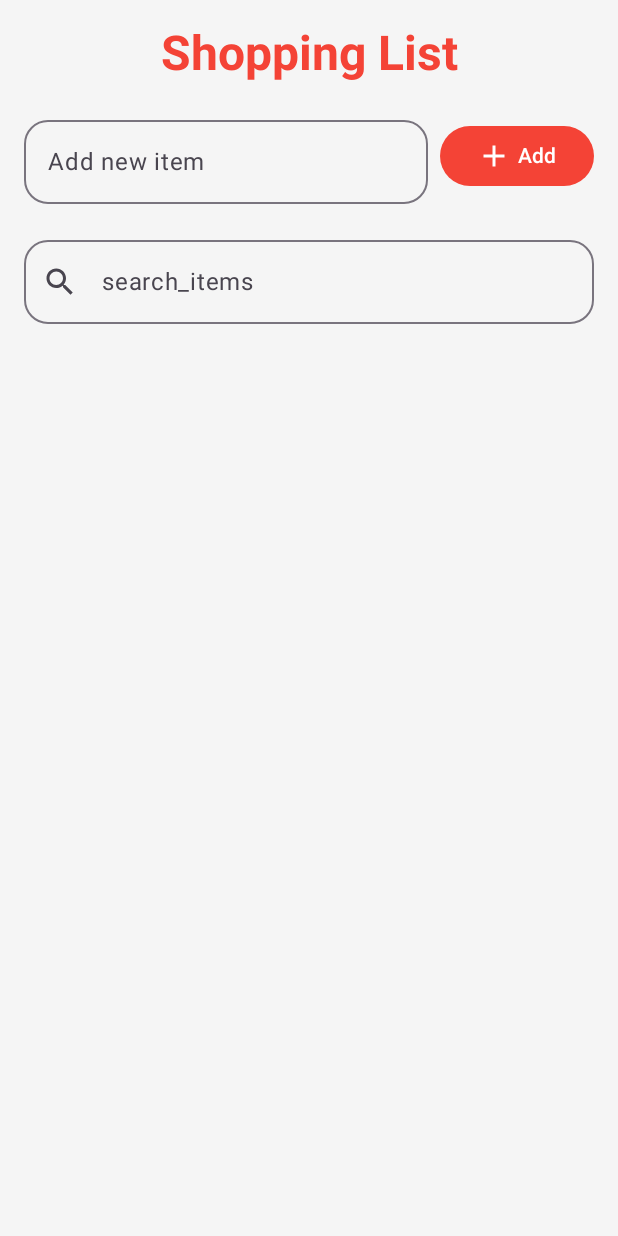
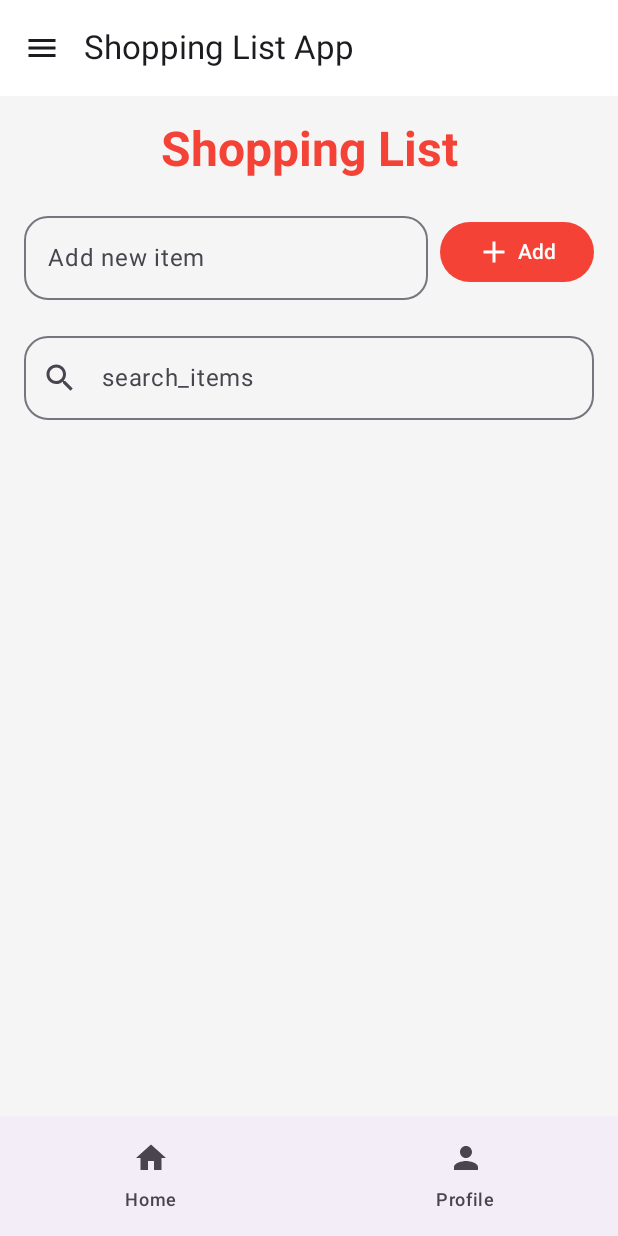
Before and after one commit to velisadwsn/ShoppingList_PTB, an Android app built with Jetpack Compose: the screen it shows after launch (MainActivity), on a phone screen of 412 x 824 dp. Run offline under Robolectric (Android 15) with nearby library versions, the phone set to English and light mode, and no system bars.

Commit message:
Third Commit

```diff
--- a/app/build.gradle.kts
+++ b/app/build.gradle.kts
@@ -49,6 +49,7 @@ dependencies {
     implementation(libs.androidx.compose.ui.graphics)
     implementation(libs.androidx.compose.ui.tooling.preview)
     implementation(libs.androidx.compose.material3)
+    implementation(libs.androidx.navigation.compose)
     testImplementation(libs.junit)
     androidTestImplementation(libs.androidx.junit)
     androidTestImplementation(libs.androidx.espresso.core)
--- a/app/src/main/java/com/example/shoppinglist/MainActivity.kt
+++ b/app/src/main/java/com/example/shoppinglist/MainActivity.kt
@@ -3,83 +3,103 @@ package com.example.shoppinglist
 import android.os.Bundle
 import androidx.activity.ComponentActivity
 import androidx.activity.compose.setContent
-import androidx.compose.foundation.layout.*
+import androidx.compose.foundation.layout.padding
+import androidx.compose.material.icons.Icons
+import androidx.compose.material.icons.filled.Home
+import androidx.compose.material.icons.filled.Menu
+import androidx.compose.material.icons.filled.Person
+import androidx.compose.material.icons.filled.Settings
 import androidx.compose.material3.*
-import androidx.compose.runtime.*
-import androidx.compose.runtime.saveable.rememberSaveable
+import androidx.compose.runtime.Composable
+import androidx.compose.runtime.rememberCoroutineScope
 import androidx.compose.ui.Modifier
-import androidx.compose.ui.tooling.preview.Preview
 import androidx.compose.ui.unit.dp
-import com.example.shoppinglist.components.ItemInput
-import com.example.shoppinglist.components.SearchInput
-import com.example.shoppinglist.components.ShoppingList
-import com.example.shoppinglist.components.Title
+import androidx.navigation.compose.rememberNavController
 import com.example.shoppinglist.ui.theme.ShoppingListTheme
+import kotlinx.coroutines.launch
 
 class MainActivity : ComponentActivity() {
     override fun onCreate(savedInstanceState: Bundle?) {
         super.onCreate(savedInstanceState)
         setContent {
             ShoppingListTheme {
-                Surface(
-                    modifier = Modifier.fillMaxSize(),
-                    color = MaterialTheme.colorScheme.background
-                ) {
-                    ShoppingListApp()
-                }
+                MainScreen()
             }
         }
     }
 }
 
+@OptIn(ExperimentalMaterial3Api::class)
 @Composable
-fun ShoppingListApp() {
-    var newItemText by rememberSaveable { mutableStateOf("") }
-    var searchQuery by rememberSaveable { mutableStateOf("") }
-    val shoppingItems = remember { mutableStateListOf<String>() }
+fun MainScreen() {
+    val navController = rememberNavController()
+    val drawerState = rememberDrawerState(DrawerValue.Closed)
+    val scope = rememberCoroutineScope()
 
-    val filteredItems by remember(searchQuery, shoppingItems) {
-        derivedStateOf {
-            if (searchQuery.isBlank()) {
-                shoppingItems
-            } else {
-                shoppingItems.filter { it.contains(searchQuery, ignoreCase = true) }
+    val bottomNavItems = listOf(
+        NavItem("home", "Home", Icons.Default.Home),
+        NavItem("profile", "Profile", Icons.Default.Person)
+    )
+
+    ModalNavigationDrawer(
+        drawerState = drawerState,
+        drawerContent = {
+            ModalDrawerSheet {
+                Text(
+                    text = "Menu",
+                    style = MaterialTheme.typography.titleLarge,
+                    modifier = Modifier.padding(16.dp)
+                )
+                NavigationDrawerItem(
+                    label = { Text("Settings") },
+                    selected = false,
+                    onClick = {
+                        scope.launch {
+                            navController.navigate("settings")
+                            drawerState.close()
+                        }
+                    },
+                    icon = { Icon(Icons.Default.Settings, contentDescription = null) }
+                )
+            }
+        }
+    ) {
+        Scaffold(
+            topBar = {
+                TopAppBar(
+                    title = { Text("Shopping List App") },
+                    navigationIcon = {
+                        IconButton(onClick = { scope.launch { drawerState.open() } }) {
+                            Icon(Icons.Default.Menu, contentDescription = "Menu")
+                        }
+                    }
+                )
+            },
+            bottomBar = {
+                NavigationBar {
+                    bottomNavItems.forEach { item ->
+                        NavigationBarItem(
+                            selected = false,
+                            onClick = { navController.navigate(item.route) },
+                            icon = { Icon(item.icon, contentDescription = item.title) },
+                            label = { Text(item.title) }
+                        )
+                    }
+                }
+            }
+        ) { innerPadding ->
+            Surface(
+                modifier = Modifier.padding(innerPadding),
+                color = MaterialTheme.colorScheme.background
+            ) {
+                Navigation(navController = navController)
             }
         }
     }
-
-    Column(
-        modifier = Modifier
-            .fillMaxSize()
-            .padding(WindowInsets.safeDrawing.asPaddingValues())
-            .padding(horizontal = 16.dp)
-    ) {
-        Title()
-        ItemInput(
-            text = newItemText,
-            onTextChange = { newItemText = it },
-            onAddItem = {
-                if (newItemText.isNotBlank()) {
-                    shoppingItems.add(newItemText)
-                    newItemText = ""
-                }
-            }
-        )
-        Spacer(modifier = Modifier.height(16.dp))
-        SearchInput(
-            query = searchQuery,
-            onQueryChange = { searchQuery = it }
-        )
-        Spacer(modifier = Modifier.height(16.dp))
-        ShoppingList(items = filteredItems)
-    }
 }
 
-
-@Preview(showBackground = true)
-@Composable
-fun ShoppingListAppPreview() {
-    ShoppingListTheme {
-        ShoppingListApp()
-    }
-}
+data class NavItem(
+    val route: String,
+    val title: String,
+    val icon: androidx.compose.ui.graphics.vector.ImageVector
+)
--- /dev/null
+++ b/app/src/main/java/com/example/shoppinglist/Navigation.kt
@@ -0,0 +1,22 @@
+package com.example.shoppinglist
+
+import androidx.compose.runtime.Composable
+import androidx.navigation.NavHostController
+import androidx.navigation.compose.NavHost
+import androidx.navigation.compose.composable
+
+import com.example.shoppinglist.screens.HomeScreen
+import com.example.shoppinglist.screens.ProfileScreen
+import com.example.shoppinglist.screens.SettingScreen
+
+@Composable
+fun Navigation(navController: NavHostController) {
+    NavHost(
+        navController = navController,
+        startDestination = "home"
+    ) {
+        composable("home") { HomeScreen() }
+        composable("profile") { ProfileScreen() }
+        composable("settings") { SettingScreen() }
+    }
+}
--- /dev/null
+++ b/app/src/main/java/com/example/shoppinglist/screens/HomeScreen.kt
@@ -0,0 +1,68 @@
+package com.example.shoppinglist.screens
+
+
+import androidx.compose.foundation.layout.Column
+import androidx.compose.foundation.layout.Spacer
+import androidx.compose.foundation.layout.WindowInsets
+import androidx.compose.foundation.layout.asPaddingValues
+import androidx.compose.foundation.layout.fillMaxSize
+import androidx.compose.foundation.layout.height
+import androidx.compose.foundation.layout.padding
+import androidx.compose.foundation.layout.safeDrawing
+import androidx.compose.runtime.Composable
+import androidx.compose.runtime.derivedStateOf
+import androidx.compose.runtime.getValue
+import androidx.compose.runtime.mutableStateListOf
+import androidx.compose.runtime.mutableStateOf
+import androidx.compose.runtime.remember
+import androidx.compose.runtime.saveable.rememberSaveable
+import androidx.compose.runtime.setValue
+import androidx.compose.ui.Modifier
+import androidx.compose.ui.unit.dp
+import com.example.shoppinglist.components.ItemInput
+import com.example.shoppinglist.components.SearchInput
+import com.example.shoppinglist.components.ShoppingList
+import com.example.shoppinglist.components.Title
+
+@Composable
+fun HomeScreen() {
+    var newItemText by rememberSaveable { mutableStateOf("") }
+    var searchQuery by rememberSaveable { mutableStateOf("") }
+    val shoppingItems = remember { mutableStateListOf<String>() }
+
+    val filteredItems by remember(searchQuery, shoppingItems) {
+        derivedStateOf {
+            if (searchQuery.isBlank()) {
+                shoppingItems
+            } else {
+                shoppingItems.filter { it.contains(searchQuery, ignoreCase = true) }
+            }
+        }
+    }
+
+    Column(
+        modifier = Modifier
+            .fillMaxSize()
+            .padding(WindowInsets.safeDrawing.asPaddingValues())
+            .padding(horizontal = 16.dp)
+    ) {
+        Title()
+        ItemInput(
+            text = newItemText,
+            onTextChange = { newItemText = it },
+            onAddItem = {
+                if (newItemText.isNotBlank()) {
+                    shoppingItems.add(newItemText)
+                    newItemText = ""
+                }
+            }
+        )
+        Spacer(modifier = Modifier.height(16.dp))
+        SearchInput(
+            query = searchQuery,
+            onQueryChange = { searchQuery = it }
+        )
+        Spacer(modifier = Modifier.height(16.dp))
+        ShoppingList(items = filteredItems)
+    }
+}
--- a/gradle/libs.versions.toml
+++ b/gradle/libs.versions.toml
@@ -8,6 +8,7 @@ espressoCore = "3.7.0"
 lifecycleRuntimeKtx = "2.9.4"
 activityCompose = "1.11.0"
 composeBom = "2024.09.00"
+navigationCompose = "2.9.5"
 
 [libraries]
 androidx-core-ktx = { group = "androidx.core", name = "core-ktx", version.ref = "coreKtx" }
@@ -24,6 +25,7 @@ androidx-compose-ui-tooling-preview = { group = "androidx.compose.ui", name = "u
 androidx-compose-ui-test-manifest = { group = "androidx.compose.ui", name = "ui-test-manifest" }
 androidx-compose-ui-test-junit4 = { group = "androidx.compose.ui", name = "ui-test-junit4" }
 androidx-compose-material3 = { group = "androidx.compose.material3", name = "material3" }
+androidx-navigation-compose = { group = "androidx.navigation", name = "navigation-compose", version.ref = "navigationCompose" }
 
 [plugins]
 android-application = { id = "com.android.application", version.ref = "agp" }
```
Also changed, not shown: app/src/main/java/com/example/shoppinglist/screens/ProfileScreen.kt (added, +87 -0 lines), app/src/main/java/com/example/shoppinglist/screens/SettingScreen.kt (added, +51 -0 lines), app/src/main/res/drawable/velisa.jpg (added).
